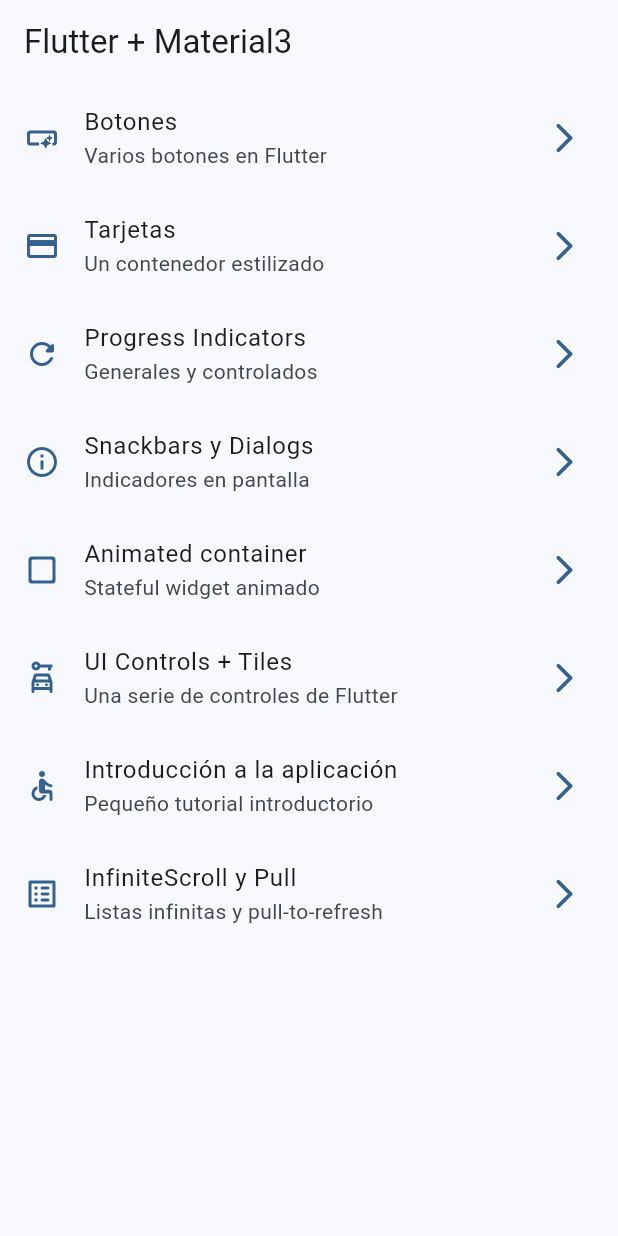
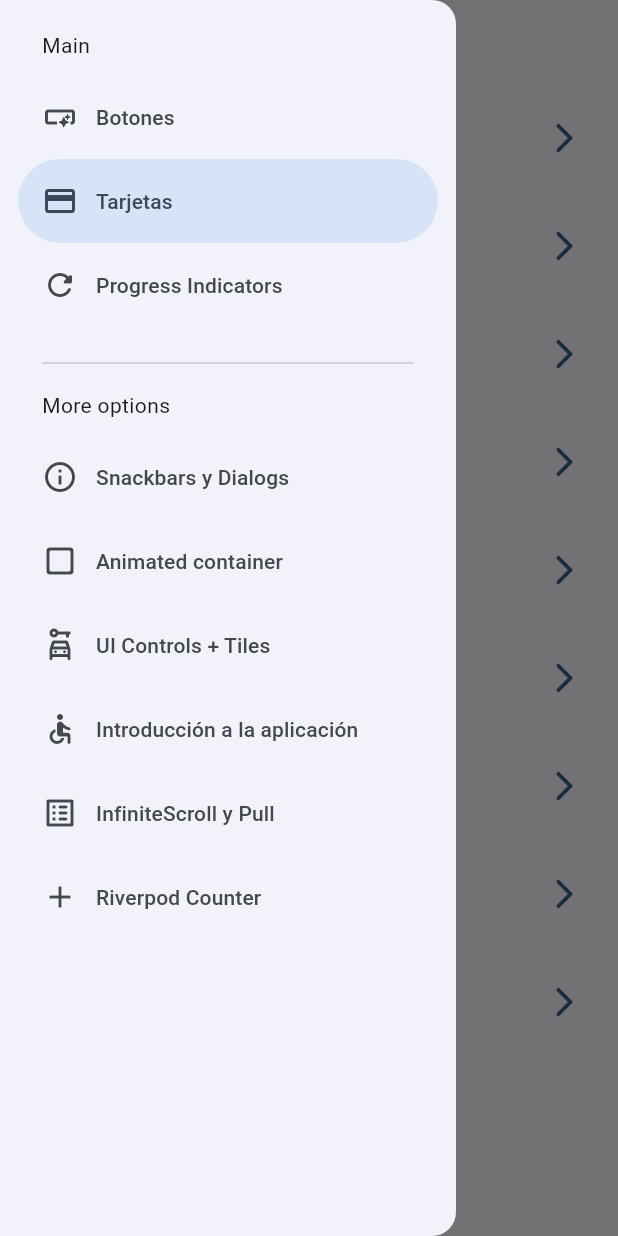
Before and after one commit to juddcito/flutter_widgets_app, a Flutter app: the screen it shows after launch, with the side drawer open (before the commit the screen has no drawer), on a phone screen of 412 x 824 dp. Run offline on Flutter 3.47's test engine with Material 2 defaults, Android fonts, the phone set to English and light mode, and no system bars; our stand-ins replace animate_do, go_router.

Commit message:
Widgets app casi terminada

```diff
--- a/lib/config/menu/menu_items.dart
+++ b/lib/config/menu/menu_items.dart
@@ -73,4 +73,12 @@ const appMenuItems = <MenuItem>[
   link: '/infinite',
   icon: Icons.list_alt_rounded
   ),
+
+  MenuItem(
+  title: 'Riverpod Counter',
+  subtitle: 'Introducción a Riverpod',
+  link: '/counter',
+  icon: Icons.add
+  ),
+
 ];
--- a/lib/config/menu/router/app_router.dart
+++ b/lib/config/menu/router/app_router.dart
@@ -1,55 +1,48 @@
 import 'package:go_router/go_router.dart';
+import 'package:widgets_app/presentation/screens/counter/counter_screen.dart';
 
 import '../../../presentation/screens/screens.dart';
 
 // GoRouter configuration
-final appRouter = GoRouter(
-  initialLocation: '/',
-  routes: [
-
+final appRouter = GoRouter(initialLocation: '/', routes: [
+  GoRoute(
+    path: '/counter',
+    builder: (context, state) => const CounterScreen(),
+  ),
   GoRoute(
     path: '/',
     builder: (context, state) => const HomeScreen(),
   ),
-
   GoRoute(
     path: '/buttons',
     builder: (context, state) => const ButtonsScreen(),
   ),
-
   GoRoute(
     path: '/cards',
     builder: (context, state) => const CardsScreen(),
   ),
-
   GoRoute(
     path: '/progress',
     builder: (context, state) => const ProgressScreen(),
   ),
-
   GoRoute(
     path: '/snackbars',
     builder: (context, state) => const SnackbarScreen(),
   ),
-
   GoRoute(
     path: '/animated',
     builder: (context, state) => const AnimatedScreen(),
   ),
-
   GoRoute(
     path: '/ui-controls',
     builder: (context, state) => const UiControlsScreen(),
   ),
-
   GoRoute(
     path: '/tutorial',
     builder: (context, state) => const AppTutorialScreen(),
   ),
-
   GoRoute(
     path: '/infinite',
     builder: (context, state) => const InfiniteScrollScreen(),
   ),
-  ]
-);
+]);
--- a/lib/presentation/screens/home/home_screen.dart
+++ b/lib/presentation/screens/home/home_screen.dart
@@ -2,17 +2,24 @@ import 'package:flutter/material.dart';
 import 'package:go_router/go_router.dart';
 import 'package:widgets_app/config/menu/menu_items.dart';
 import 'package:widgets_app/presentation/screens/buttons/buttons_screen.dart';
+import 'package:widgets_app/presentation/widgets/side_menu.dart';
 
 class HomeScreen extends StatelessWidget {
+
   const HomeScreen({super.key});
 
   @override
   Widget build(BuildContext context) {
+
+    final scaffoldKey = GlobalKey<ScaffoldState>();
+
     return Scaffold(
+      key: scaffoldKey,
       appBar: AppBar(
         title: const Text('Flutter + Material3'),
       ),
       body: _HomeView(),
+      drawer: SideMenu(scaffoldKey: scaffoldKey)
     );
   }
 }
--- a/lib/presentation/screens/screens.dart
+++ b/lib/presentation/screens/screens.dart
@@ -1,5 +1,6 @@
 
 
+export 'package:widgets_app/presentation/screens/counter/counter_screen.dart';
 export 'package:widgets_app/presentation/screens/animated/animated_screen.dart';
 export 'package:widgets_app/presentation/screens/app_tutorial/app_tutorial_screen.dart';
 export 'package:widgets_app/presentation/screens/infinite_scroll/infinite_scroll_screen.dart';
--- /dev/null
+++ b/lib/presentation/widgets/side_menu.dart
@@ -0,0 +1,73 @@
+import 'package:flutter/material.dart';
+import 'package:go_router/go_router.dart';
+import 'package:widgets_app/config/menu/menu_items.dart';
+
+class SideMenu extends StatefulWidget {
+
+  final GlobalKey<ScaffoldState>  scaffoldKey;
+
+  const SideMenu({super.key, required this.scaffoldKey});
+
+  @override
+  State<SideMenu> createState() => _SideMenuState();
+}
+
+class _SideMenuState extends State<SideMenu> {
+
+  int navDrawerIndex = 1;
+
+  @override
+  Widget build(BuildContext context) {
+
+    final hasNotch = MediaQuery.of(context).viewPadding.top > 35;
+
+    return NavigationDrawer(
+      selectedIndex: navDrawerIndex,
+      onDestinationSelected: (value) {
+        setState(() {
+          navDrawerIndex = value;
+        });
+
+        final menuItem = appMenuItems[value];
+        context.push( menuItem.link );
+        widget.scaffoldKey.currentState?.closeDrawer();
+
+      },
+      children: [
+
+        Padding(
+          padding: EdgeInsets.fromLTRB(28, hasNotch ? 10 : 20, 16, 10),
+          child: const Text('Main'),
+        ),
+
+        ...appMenuItems
+        .sublist(0,3)
+        .map((item) => NavigationDrawerDestination(
+          icon: Icon( item.icon ),
+          label: Text( item.title )
+        ),
+        ),
+
+        const Padding(
+          padding: EdgeInsets.fromLTRB(28, 16, 28, 10),
+          child: Divider(),
+        ),
+
+        const Padding(
+          padding: EdgeInsets.fromLTRB(28, 0, 16, 10),
+          child: Text('More options'),
+        ),
+
+        ...appMenuItems
+        .sublist(3)
+        .map((item) => NavigationDrawerDestination(
+          icon: Icon( item.icon ),
+          label: Text( item.title )
+        ),
+        ),
+
+
+      ]
+    );
+  }
+}
```
Also changed, not shown: lib/presentation/screens/counter/counter_screen.dart (added, +29 -0 lines). Lines whose indentation alone changed are shown as unchanged.
